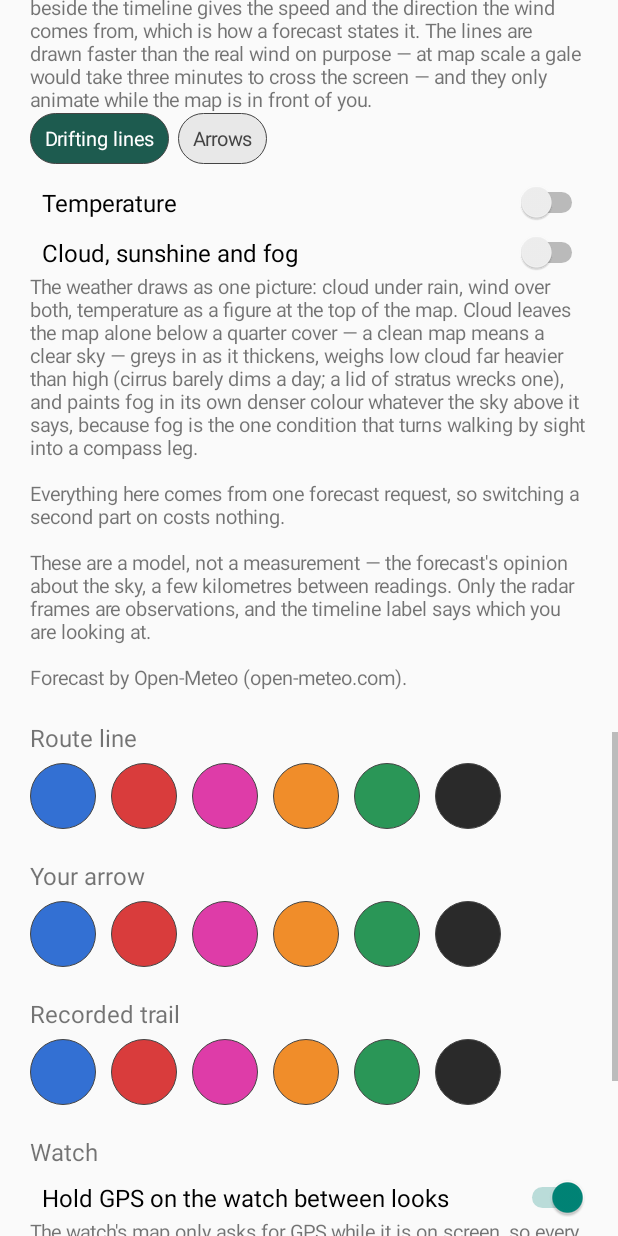
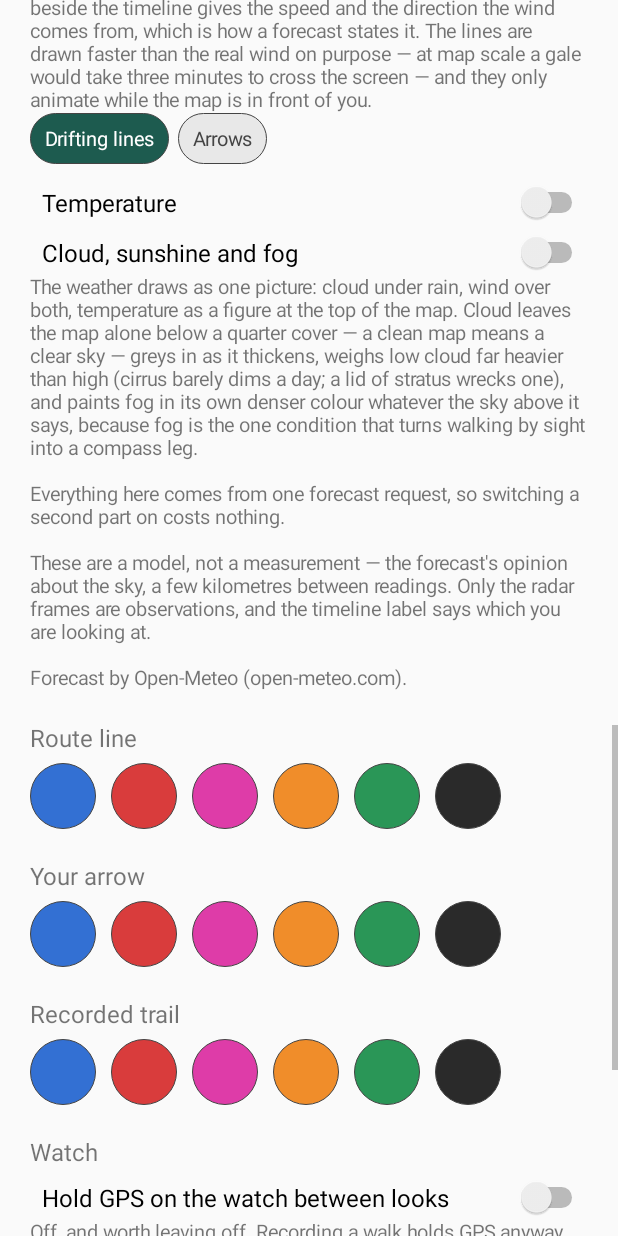
Before and after one commit to jollydoddger/Life, an Android app: the SettingsActivity screen opened directly, with no data from a screen before it, scrolled down 1730 dp, on a phone screen of 412 x 824 dp. Run offline under Robolectric (Android 15) with nearby library versions, the phone set to English and light mode, and no system bars; libraries missing offline, so code that uses them is left out: com.anthropic.client, com.anthropic.models.

Commit message:
The watch holds GPS only while tracking
He is right and it was always-on in practice. The hold was on by default
and re-stamped its ninety-minute deadline on every glance *and* every
touch, so with ordinary use the deadline never arrived and the watch held
the receiver open all day. A background hold nobody asked for, carrying
its own permanent notification, is not a quick-look feature; it is a
battery leak wearing one's clothes.

Off by default now. Recording still holds GPS for the length of the walk,
because a walk needs it, so glances during a walk stay instant; outside
one the watch waits for a fix like any other app and the first look after
a sleep costs its twenty seconds, which is the honest price. The switch
survives for anyone who wants the trade, and its Settings text now states
plainly that every touch pushes the deadline out — the thing that made
"90 minutes" mean "always".

A hold already running dies at the next glance rather than lingering to
its old deadline, and never while a recording is going: that service is
holding GPS because the walk needs it.

Co-Authored-By: Claude <noreply@anthropic.com>
Claude-Session: https://claude.ai/code/session_014Qco4czthLg5AUZVReqDXM

```diff
--- a/phone/src/main/java/com/jollydoddger/waymark/SettingsActivity.kt
+++ b/phone/src/main/java/com/jollydoddger/waymark/SettingsActivity.kt
@@ -561,13 +561,15 @@ class SettingsActivity : Activity() {
             })
             addView(TextView(this@SettingsActivity).apply {
                 textSize = 13f
-                text = "The watch's map only asks for GPS while it is on screen, so every " +
-                    "screen sleep used to release the fix and the next glance cost twenty " +
-                    "seconds of grey arrow. With this on, a quiet background hold keeps the " +
-                    "fix for 90 minutes after you last look — every glance restarts the " +
-                    "clock, so it is instant all walk long and costs nothing overnight. " +
-                    "The price is watch battery while it is held, and a small \u201CHolding " +
-                    "GPS ready\u201D notification so it can always be seen and stopped."
+                text = "Off, and worth leaving off. Recording a walk holds GPS anyway, so " +
+                    "glances during a walk are already instant — this is only about the " +
+                    "first look after the watch has slept, which otherwise costs about " +
+                    "twenty seconds of grey arrow.\n\n" +
+                    "With it on, a background hold keeps the fix for 90 minutes after you " +
+                    "last look, and every glance and every touch pushes that out again — " +
+                    "so in ordinary use it never expires and the watch holds GPS all day. " +
+                    "That is the battery cost, stated plainly, and it is why this is not " +
+                    "the default."
             })
 
             addView(heading("Waymark holds the watch screen on for"))
--- a/shared/src/main/java/com/jollydoddger/waymark/shared/Prefs.kt
+++ b/shared/src/main/java/com/jollydoddger/waymark/shared/Prefs.kt
@@ -227,14 +227,19 @@ object Prefs {
      * the phone and synced, because the watch has no room for settings.
      */
     /**
-     * Hold the watch's GPS warm between quick looks. The map screen's own
-     * locator is foreground-only, so without this every screen sleep
-     * releases the GPS engine and the next glance costs twenty seconds of
-     * grey arrow — on the device whose whole point is the quick look.
-     * Synced from the phone's Settings; battery is the honest price.
+     * Hold the watch's GPS warm between quick looks — **off**, and it takes
+     * a deliberate act to turn on.
+     *
+     * It was on by default for a day and he was right to object: every
+     * glance and every touch pushed the ninety-minute deadline out again,
+     * so with ordinary use it never expired and the watch simply held GPS
+     * all day. A background hold nobody asked for, with its own permanent
+     * notification, is not the quick-look feature — it is a battery leak
+     * wearing one's clothes. Tracking holds GPS because tracking needs it;
+     * everything else waits for a fix like any other app.
      */
     var Context.watchGpsWarm: Boolean
-        get() = p(this).getBoolean("watchGpsWarm", true)
+        get() = p(this).getBoolean("watchGpsWarm", false)
         set(v) = p(this).edit().putBoolean("watchGpsWarm", v).apply()
 
     /**
--- a/wear/src/main/java/com/jollydoddger/waymark/MainActivity.kt
+++ b/wear/src/main/java/com/jollydoddger/waymark/MainActivity.kt
@@ -234,7 +234,17 @@ class MainActivity : Activity(), DataClient.OnDataChangedListener {
     private var lastWarmStamp = 0L
 
     private fun keepGpsWarm() {
-        if (!watchGpsWarm) return
+        if (!watchGpsWarm) {
+            // Switched off — and a hold started before it was switched off
+            // must die here rather than linger to its old deadline. Never
+            // while a walk is being recorded: that service is holding GPS
+            // because the walk needs it.
+            if (warmUntil != 0L) {
+                warmUntil = 0L
+                if (!recording && !wantRecording) TrackingService.stop(this)
+            }
+            return
+        }
         if (checkSelfPermission(Manifest.permission.ACCESS_FINE_LOCATION) != PackageManager.PERMISSION_GRANTED) return
         // Touches arrive in bursts; one re-stamp a minute is plenty, and the
         // service start is idempotent while it is already holding.
```
Also changed, not shown: 1 other file.
